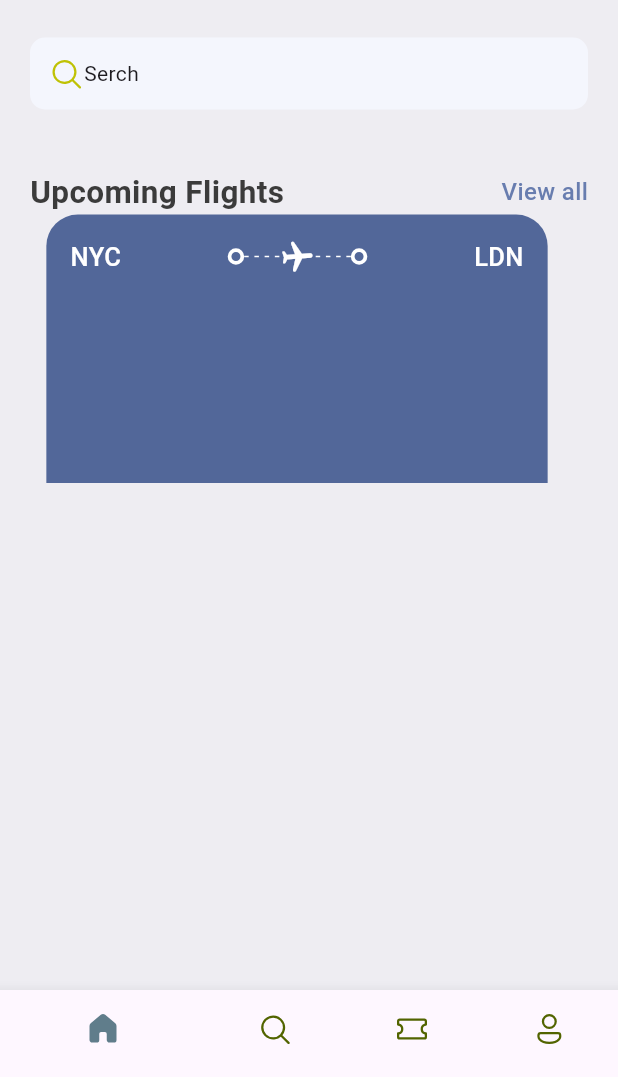
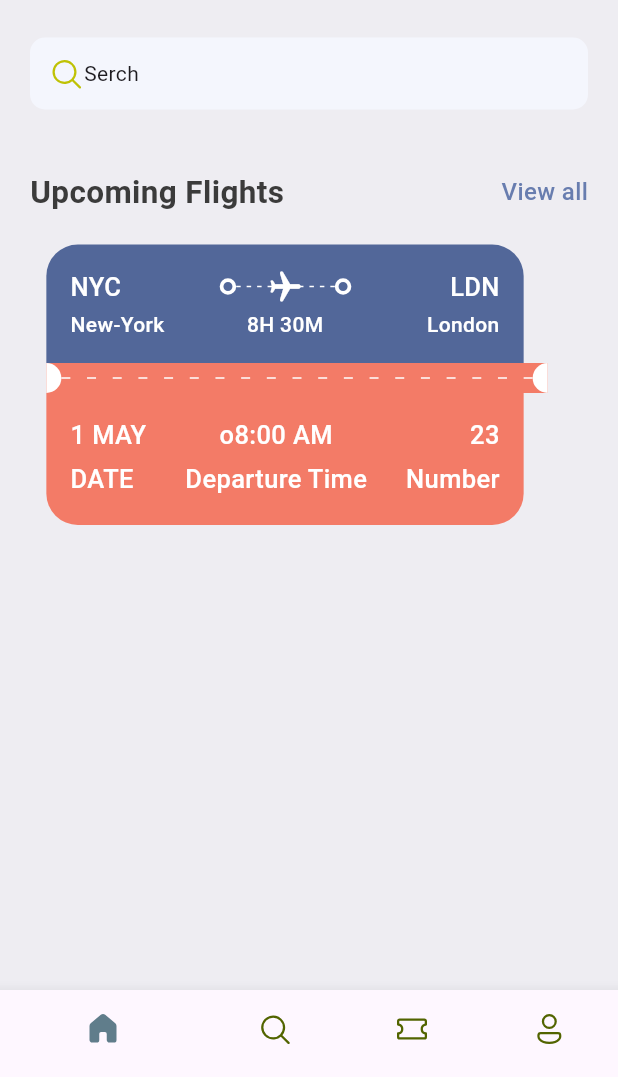
Before and after one commit to jose-oyuko/ticket-app, a Flutter app: the screen it shows after launch, on a phone screen of 412 x 824 dp, the part 159-1236 px from its top. Run offline on Flutter 3.47's test engine with Material 3 defaults, Android fonts, the phone set to English and light mode, and no system bars; our stand-ins replace fluentui_icons.

Commit message:
finished ticket

```diff
--- a/lib/base/res/style/app_styles.dart
+++ b/lib/base/res/style/app_styles.dart
@@ -7,6 +7,7 @@ class AppStyles {
   static Color bgColor = Color(0xFFeeedf2);
   static Color textColor = const Color(0xFF3b3b3b);
   static Color ticketBlue = const Color(0xff526799);
+  static Color tickectOrange = const Color(0xFFF37B67);
   static TextStyle textStyle = TextStyle(
     fontSize: 16,
     fontWeight: FontWeight.w500,
@@ -26,4 +27,8 @@ class AppStyles {
     fontSize: 17,
     fontWeight: FontWeight.w500,
   );
+  static TextStyle headLineStyle4 = TextStyle(
+    fontSize: 14,
+    fontWeight: FontWeight.w500,
+  );
 }
--- /dev/null
+++ b/lib/base/widgets/app_column_text_layout.dart
@@ -0,0 +1,26 @@
+import 'package:flutter/material.dart';
+import 'package:flutter_projects/base/widgets/text_style_third.dart';
+
+class AppColumnTextLayout extends StatelessWidget {
+  final String topText;
+  final String bottomText;
+  final CrossAxisAlignment alignment;
+  const AppColumnTextLayout({
+    super.key,
+    required this.topText,
+    required this.bottomText,
+    required this.alignment,
+  });
+
+  @override
+  Widget build(BuildContext context) {
+    return Column(
+      crossAxisAlignment: alignment,
+      children: [
+        TextStyleThird(text: topText),
+        SizedBox(height: 5),
+        TextStyleThird(text: bottomText),
+      ],
+    );
+  }
+}
--- a/lib/base/widgets/app_layoutbuilder_widget.dart
+++ b/lib/base/widgets/app_layoutbuilder_widget.dart
@@ -2,7 +2,12 @@ import 'package:flutter/material.dart';
 
 class AppLayoutbuilderWidget extends StatelessWidget {
   final int randomDivider;
-  const AppLayoutbuilderWidget({super.key, required this.randomDivider});
+  final double width;
+  const AppLayoutbuilderWidget({
+    super.key,
+    required this.randomDivider,
+    this.width = 3,
+  });
 
   @override
   Widget build(BuildContext context) {
@@ -15,7 +20,7 @@ class AppLayoutbuilderWidget extends StatelessWidget {
           children: List.generate(
             (constraints.constrainWidth() / randomDivider).floor(),
             (index) => SizedBox(
-              width: 3,
+              width: width,
               height: 1,
               child: DecoratedBox(
                 decoration: BoxDecoration(color: Colors.white),
--- /dev/null
+++ b/lib/base/widgets/big_circle.dart
@@ -0,0 +1,29 @@
+import 'package:flutter/material.dart';
+
+class BigCircle extends StatelessWidget {
+  final bool isRight;
+  const BigCircle({super.key, required this.isRight});
+
+  @override
+  Widget build(BuildContext context) {
+    return SizedBox(
+      height: 20,
+      width: 10,
+      child: DecoratedBox(
+        decoration: BoxDecoration(
+          color: Colors.white,
+          borderRadius:
+              isRight == true
+                  ? const BorderRadius.only(
+                    topLeft: Radius.circular(10),
+                    bottomLeft: Radius.circular(10),
+                  )
+                  : const BorderRadius.only(
+                    topRight: Radius.circular(10),
+                    bottomRight: Radius.circular(10),
+                  ),
+        ),
+      ),
+    );
+  }
+}
--- /dev/null
+++ b/lib/base/widgets/text_style_fourth.dart
@@ -0,0 +1,21 @@
+import 'package:flutter/material.dart';
+import 'package:flutter_projects/base/res/style/app_styles.dart';
+
+class TextStyleFourth extends StatelessWidget {
+  final String text;
+  final TextAlign align;
+  const TextStyleFourth({
+    super.key,
+    required this.text,
+    this.align = TextAlign.start,
+  });
+
+  @override
+  Widget build(BuildContext context) {
+    return Text(
+      text,
+      textAlign: align,
+      style: AppStyles.headLineStyle4.copyWith(color: Colors.white),
+    );
+  }
+}
--- /dev/null
+++ b/lib/base/widgets/text_style_third.dart
@@ -0,0 +1,15 @@
+import 'package:flutter/material.dart';
+import 'package:flutter_projects/base/res/style/app_styles.dart';
+
+class TextStyleThird extends StatelessWidget {
+  final String text;
+  const TextStyleThird({super.key, required this.text});
+
+  @override
+  Widget build(BuildContext context) {
+    return Text(
+      text,
+      style: AppStyles.headLineStyle3.copyWith(color: Colors.white),
+    );
+  }
+}
--- a/lib/base/widgets/ticket_view.dart
+++ b/lib/base/widgets/ticket_view.dart
@@ -1,7 +1,11 @@
 import 'package:flutter/material.dart';
 import 'package:flutter_projects/base/res/style/app_styles.dart';
+import 'package:flutter_projects/base/widgets/app_column_text_layout.dart';
 import 'package:flutter_projects/base/widgets/app_layoutbuilder_widget.dart';
+import 'package:flutter_projects/base/widgets/big_circle.dart';
 import 'package:flutter_projects/base/widgets/big_dot.dart';
+import 'package:flutter_projects/base/widgets/text_style_fourth.dart';
+import 'package:flutter_projects/base/widgets/text_style_third.dart';
 
 class TicketView extends StatelessWidget {
   const TicketView({super.key});
@@ -11,8 +15,13 @@ class TicketView extends StatelessWidget {
     final size = MediaQuery.of(context).size;
     return SizedBox(
       width: size.width * 0.85,
-      height: 179,
+      height: 189,
       child: Container(
+        margin: const EdgeInsets.only(right: 16),
+        child: Column(
+          children: [
+            // blue part of the ticket
+            Container(
               margin: EdgeInsets.only(right: 16),
               padding: EdgeInsets.all(16),
               decoration: BoxDecoration(
@@ -24,12 +33,10 @@ class TicketView extends StatelessWidget {
               ),
               child: Column(
                 children: [
+                  // show departue and destination with icons, first line
                   Row(
                     children: [
-                Text(
-                  "NYC",
-                  style: AppStyles.headLineStyle3.copyWith(color: Colors.white),
-                ),
+                      const TextStyleThird(text: 'NYC'),
                       Expanded(child: Container()),
                       BigDot(),
                       Expanded(
@@ -41,7 +48,7 @@ class TicketView extends StatelessWidget {
                             ),
                             Center(
                               child: Transform.rotate(
-                          angle: 1.5,
+                                angle: 1.57,
                                 child: const Icon(
                                   Icons.local_airport_rounded,
                                   color: Colors.white,
@@ -51,13 +58,86 @@ class TicketView extends StatelessWidget {
                           ],
                         ),
                       ),
-                BigDot(),
+                      const BigDot(),
                       Expanded(child: Container()),
-                Text(
-                  "LDN",
-                  style: AppStyles.headLineStyle3.copyWith(color: Colors.white),
+                      const TextStyleThird(text: 'LDN'),
+                    ],
+                  ),
+                  // show departure and destination with names and time
+                  const SizedBox(height: 3),
+                  Row(
+                    children: [
+                      SizedBox(
+                        width: 100,
+                        child: const TextStyleFourth(text: 'New-York'),
+                      ),
+                      Expanded(child: Container()),
+                      const TextStyleFourth(text: '8H 30M'),
+                      Expanded(child: Container()),
+                      SizedBox(
+                        width: 100,
+                        child: const TextStyleFourth(
+                          text: 'London',
+                          align: TextAlign.end,
+                        ),
                       ),
                     ],
+                  ),
+                ],
+              ),
+            ),
+            //  middle part of the ticket, dotted
+            Container(
+              color: AppStyles.tickectOrange,
+              child: Row(
+                children: [
+                  const BigCircle(isRight: false),
+                  Expanded(
+                    child: AppLayoutbuilderWidget(randomDivider: 16, width: 6),
+                  ),
+                  BigCircle(isRight: true),
+                ],
+              ),
+            ),
+            //  lower part, orange, of the ticket
+            Container(
+              margin: EdgeInsets.only(right: 16),
+              padding: EdgeInsets.all(16),
+              decoration: BoxDecoration(
+                color: AppStyles.tickectOrange,
+                borderRadius: BorderRadius.only(
+                  bottomLeft: Radius.circular(21),
+                  bottomRight: Radius.circular(21),
+                ),
+              ),
+              child: Column(
+                children: [
+                  // show departue and destination with icons, first line
+                  Row(
+                    mainAxisAlignment: MainAxisAlignment.spaceBetween,
+                    children: [
+                      AppColumnTextLayout(
+                        topText: '1 MAY',
+                        bottomText: 'DATE',
+                        alignment: CrossAxisAlignment.start,
+                      ),
+                      AppColumnTextLayout(
+                        topText: 'o8:00 AM',
+                        bottomText: 'Departure Time',
+                        alignment: CrossAxisAlignment.center,
+                      ),
+
+                      AppColumnTextLayout(
+                        topText: '23',
+                        bottomText: 'Number',
+                        alignment: CrossAxisAlignment.end,
+                      ),
+                    ],
+                  ),
+                  // show departure and destination with names and time
+                  const SizedBox(height: 3),
+                ],
+              ),
             ),
           ],
         ),
--- a/lib/screens/home_screen.dart
+++ b/lib/screens/home_screen.dart
@@ -60,12 +60,13 @@ class HomeScreen extends StatelessWidget {
                     ],
                   ),
                 ),
-                SizedBox(height: 40),
-                AppDoubleText(
+                const SizedBox(height: 40),
+                const AppDoubleText(
                   bigText: 'Upcoming Flights',
                   smallText: 'View all',
                 ),
-                TicketView(),
+                const SizedBox(height: 20),
+                const TicketView(),
               ],
             ),
           ),
```
Also changed, not shown: lib/base/utils/all_json.dart (added), 1 other file. Lines whose indentation alone changed are shown as unchanged.
